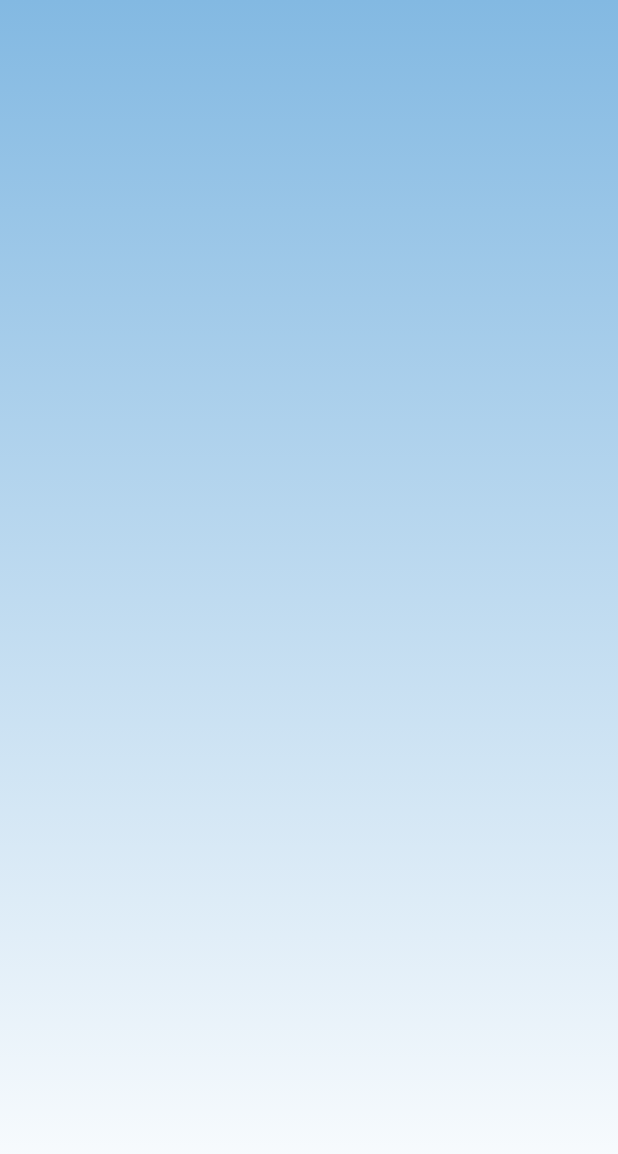
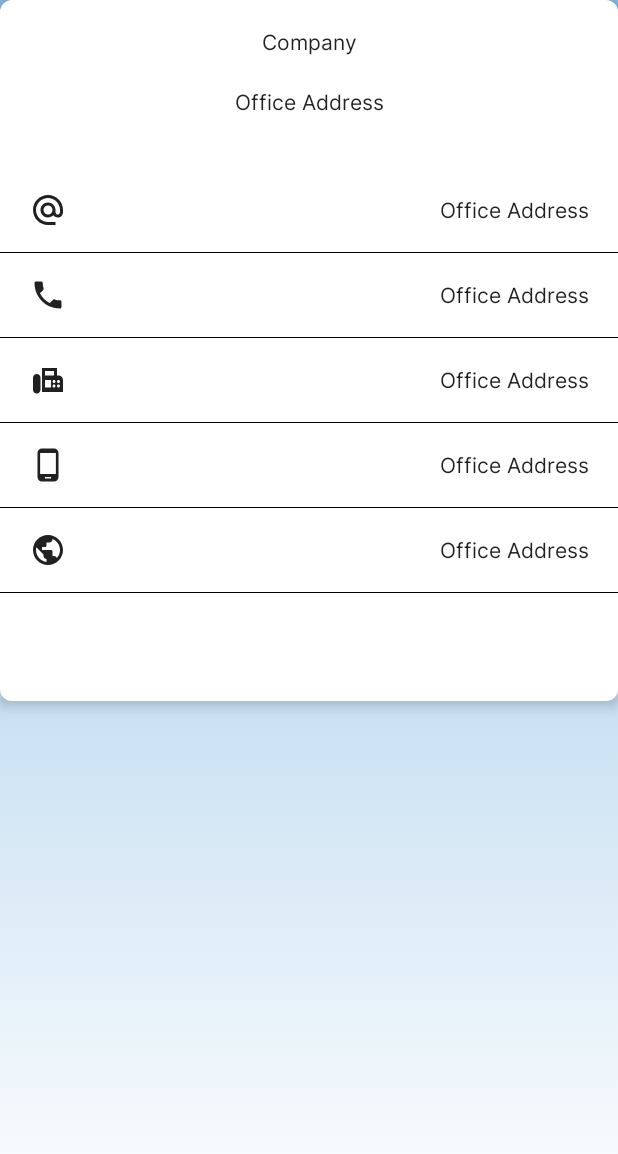
Before and after one commit to CardCradters/DiNa_JetPack, an Android app built with Jetpack Compose: the @Preview function TestCodeView, on a phone screen of 412 x 824 dp. Shown: the top 1154 px of the screen. Run offline under Robolectric (Android 15) with nearby library versions, the phone set to English and light mode, and no system bars.

Commit message:
User Detail

```diff
--- a/app/src/main/java/com/example/dina_compose/TestCode.kt
+++ b/app/src/main/java/com/example/dina_compose/TestCode.kt
@@ -1,19 +1,144 @@
 package com.example.dina_compose
 
 import androidx.compose.foundation.background
+import androidx.compose.foundation.layout.Arrangement
+import androidx.compose.foundation.layout.Box
+import androidx.compose.foundation.layout.Column
+import androidx.compose.foundation.layout.Row
 import androidx.compose.foundation.layout.fillMaxSize
+import androidx.compose.foundation.layout.fillMaxWidth
+import androidx.compose.foundation.layout.height
+import androidx.compose.foundation.layout.offset
+import androidx.compose.foundation.layout.padding
+import androidx.compose.foundation.shape.RoundedCornerShape
+import androidx.compose.foundation.text.KeyboardActions
+import androidx.compose.foundation.text.KeyboardOptions
+import androidx.compose.material.Card
+import androidx.compose.material.ContentAlpha
+import androidx.compose.material.Divider
+import androidx.compose.material.Icon
+import androidx.compose.material.MaterialTheme
 import androidx.compose.material.Surface
+import androidx.compose.material.Text
+import androidx.compose.material.TextField
+import androidx.compose.material.TextFieldDefaults
 import androidx.compose.runtime.Composable
+import androidx.compose.runtime.getValue
+import androidx.compose.runtime.mutableStateOf
+import androidx.compose.runtime.remember
+import androidx.compose.runtime.setValue
+import androidx.compose.ui.Alignment
 import androidx.compose.ui.Modifier
 import androidx.compose.ui.graphics.Color
+import androidx.compose.ui.res.painterResource
+import androidx.compose.ui.text.font.FontWeight
+import androidx.compose.ui.text.input.ImeAction
+import androidx.compose.ui.text.input.KeyboardType
+import androidx.compose.ui.text.style.TextAlign
 import androidx.compose.ui.tooling.preview.Preview
+import androidx.compose.ui.unit.dp
+import com.example.dina_compose.component.DetailProfile
 import com.example.dina_compose.ui.theme.DiNa_ComposeTheme
 import com.example.dina_compose.ui.theme.verticalGradientBrush
 
 @Composable
 fun TestCode()
 {
+  val placeholders = listOf("Email", "Telephone", "FAX", "Mobile", "Website")
+  val icons = listOf(
+    painterResource(id = R.drawable.baseline_alternate_email_24),
+    painterResource(id = R.drawable.baseline_phone_24),
+    painterResource(id = R.drawable.baseline_fax_24),
+    painterResource(id = R.drawable.baseline_phone_android_24),
+    painterResource(id = R.drawable.baseline_public_24)
+  )
 
+  Column(
+  ) {
+//    Card(
+//      modifier = Modifier
+//        .padding(bottom = 8.dp),
+//      shape = RoundedCornerShape(8.dp),
+//      elevation = 5.dp,
+//    ) {
+//      Column(
+//        horizontalAlignment = Alignment.CenterHorizontally,
+//        verticalArrangement = Arrangement.Center,
+//      ) {
+//        DetailProfile(times = 5, placeholderTexts = placeholders)
+//      }
+//    }
+
+    Card(
+      modifier = Modifier
+        .padding(bottom = 8.dp),
+      shape = RoundedCornerShape(8.dp),
+      elevation = 5.dp,
+    ) {
+      Column(
+        horizontalAlignment = Alignment.CenterHorizontally,
+        verticalArrangement = Arrangement.Center,
+      ) {
+        Row(
+          modifier = Modifier
+            .fillMaxWidth()
+            .height(56.dp)
+            .padding(horizontal = 8.dp),
+          horizontalArrangement = Arrangement.Center,
+          verticalAlignment = Alignment.CenterVertically
+        ) {
+          Text(
+            text = "Company",
+          )
+        }
+        Row(
+          modifier = Modifier
+            .fillMaxWidth()
+            .height(56.dp)
+            .padding(horizontal = 8.dp)
+            .offset(y = (-16).dp),
+          horizontalArrangement = Arrangement.Center,
+          verticalAlignment = Alignment.CenterVertically
+        ) {
+          Text(
+            text = "Office Address",
+          )
+        }
+
+        repeat(5) { index ->
+          Row(
+            modifier = Modifier
+              .fillMaxWidth()
+              .height(56.dp)
+              .padding(horizontal = 20.dp),
+            horizontalArrangement = Arrangement.Center,
+            verticalAlignment = Alignment.CenterVertically
+          ) {
+            Icon(
+              painter = icons[index],
+              contentDescription = null
+            )
+            Text(
+              text = "Office Address",
+              modifier = Modifier.fillMaxWidth(),
+              textAlign = TextAlign.End
+            )
+          }
+          Divider(
+            modifier = Modifier.fillMaxWidth(),
+            color = Color.Black,
+            thickness = 0.5.dp
+          )
+        }
+        Divider(
+          modifier = Modifier
+            .fillMaxWidth()
+            .height(72.dp),
+          color = Color.Transparent
+        )
+      }
+    }
+  }
 }
 
 @Preview(showBackground = true)
--- a/app/src/main/java/com/example/dina_compose/component/DetailProfile.kt
+++ b/app/src/main/java/com/example/dina_compose/component/DetailProfile.kt
@@ -156,7 +156,8 @@ fun DetailProfile(times: Int, placeholderTexts: List<String>)
           {
             Icon(
               painter = icons[index],
-              contentDescription = null
+              contentDescription = null,
+              tint = Color.Black
             )
           }
         },
```
Also changed, not shown: app/src/main/java/com/example/dina_compose/component/ProfilePicture.kt (+2 -13 lines), app/src/main/java/com/example/dina_compose/screen/user_detail/UserDetail.kt (added, +280 -0 lines).
